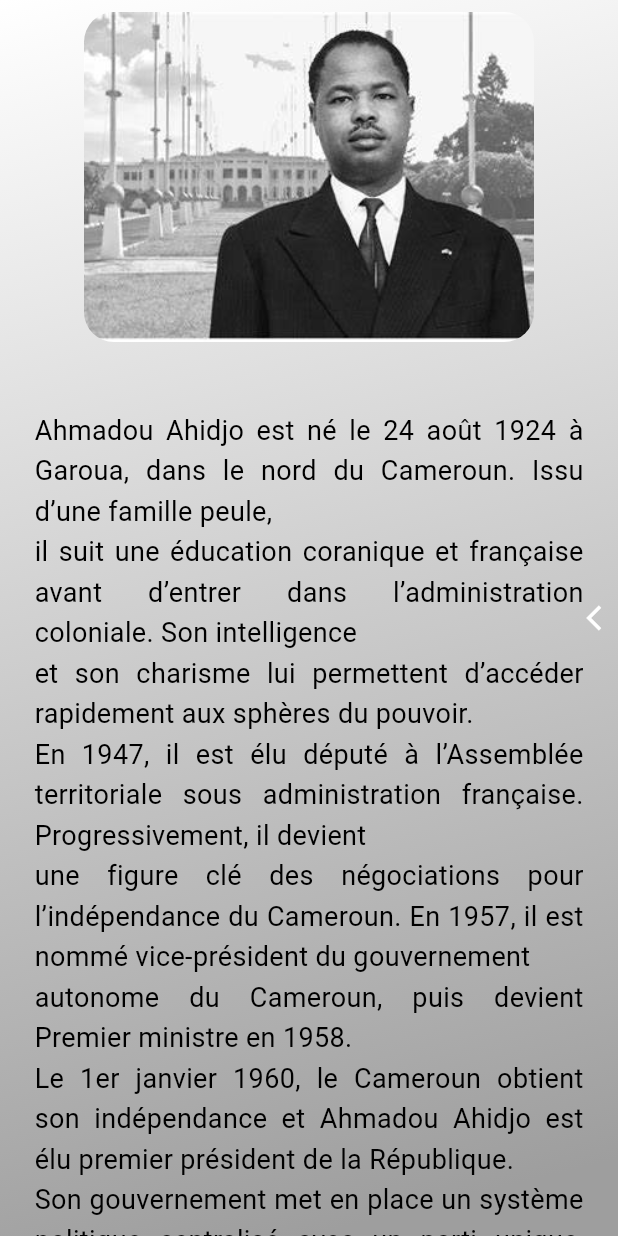
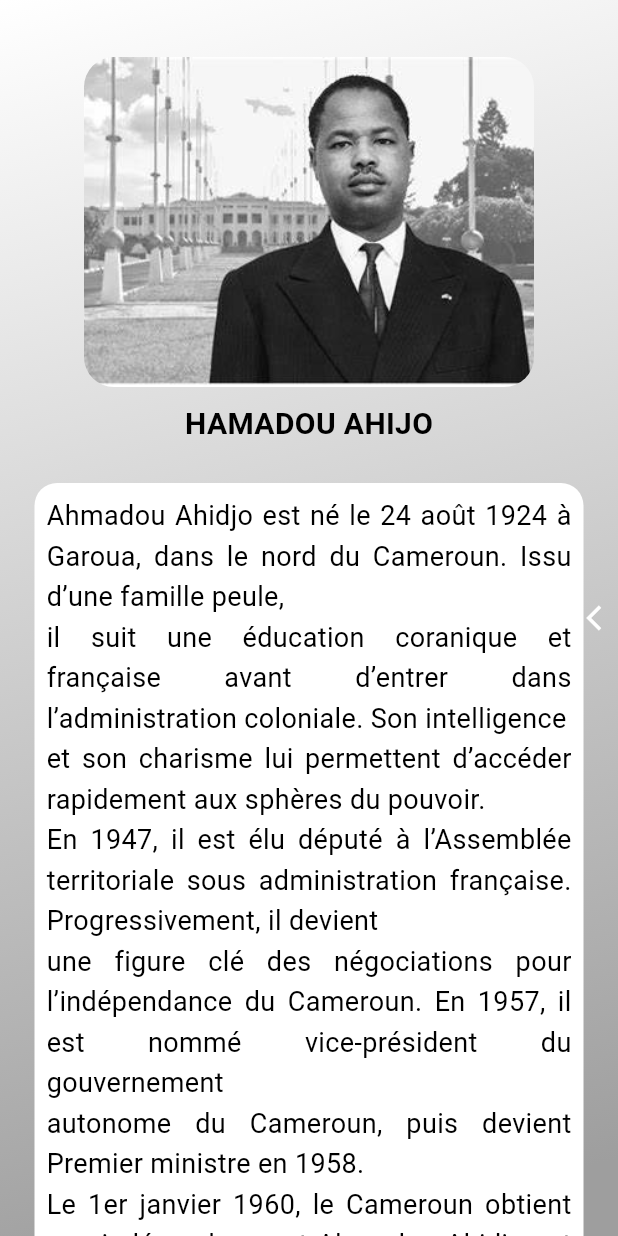
Before and after one commit to Idriss-rayan/familyquiz, a Flutter app: the Doc screen opened directly, swiped to page 3, on a phone screen of 412 x 824 dp. Run offline on Flutter 3.47's test engine with Material 3 defaults, Android fonts, the phone set to English and light mode, and no system bars; drawn by our look-alikes of liquid_swipe; our stand-ins replace flutter_svg, get, websafe_svg.

Commit message:
container on history

```diff
--- a/lib/documentation/doc.dart
+++ b/lib/documentation/doc.dart
@@ -23,30 +23,31 @@ class Doc extends StatelessWidget {
   List<Widget> _buildPages() => [
         _buildImagePage("assets/icons/test1.png", Color(0xFFF2AF04)),
         _buildImagePage("assets/icons/test2.png", Color(0xFF04F177)),
-        _buildTextPage("assets/icons/Ahijo.png", Name.Ahmadou,
+        _buildTextPage("assets/icons/Ahijo.png", Name.Ahmadou, "HAMADOU AHIJO",
             [Colors.white, Colors.grey]),
-        _buildTextPage(
-            "assets/icons/biya.png", Name.Biya, [Colors.white, Colors.blue]),
-        _buildTextPage("assets/icons/ernest.png", Name.ernest,
+        _buildTextPage("assets/icons/biya.png", Name.Biya, "PAUL BIYA",
+            [Colors.white, Colors.blue]),
+        _buildTextPage("assets/icons/ernest.png", Name.ernest, "ERNEST OUNDIE",
             [Color(0xFFD29301), Color(0xFF685201)]),
-        _buildTextPage("assets/icons/milla.png", Name.milla, [
+        _buildTextPage("assets/icons/milla.png", Name.milla, "ROGER MILLA", [
           Color.fromARGB(255, 210, 248, 219),
           Color.fromARGB(255, 36, 183, 3),
           Colors.green
         ]),
-        _buildTextPage("assets/icons/foka.png", Name.foka, [
+        _buildTextPage("assets/icons/foka.png", Name.foka, "ALAIN FOKA", [
           Color.fromARGB(255, 243, 39, 103),
           Color.fromARGB(255, 255, 0, 0),
         ]),
-        _buildTextPage("assets/icons/beti.png", Name.beti, [
+        _buildTextPage("assets/icons/beti.png", Name.beti, "MONGO BETI", [
           Color.fromARGB(255, 241, 185, 4),
           Colors.white,
         ]),
-        _buildTextPage("assets/icons/moumie.png", Name.moumie, [
+        _buildTextPage(
+            "assets/icons/moumie.png", Name.moumie, "FELIX ROLAND MOUMIE", [
           Color.fromARGB(255, 52, 52, 51),
           Colors.white,
         ]),
-        _buildTextPage("assets/icons/um.png", Name.um, [
+        _buildTextPage("assets/icons/um.png", Name.um, "ROBEN UN NYOBE", [
           Color.fromARGB(255, 18, 92, 2),
           const Color.fromARGB(255, 154, 4, 4),
           const Color.fromARGB(255, 229, 244, 12),
@@ -64,7 +65,7 @@ class Doc extends StatelessWidget {
   }
 
   Widget _buildTextPage(
-      String imagePath, String text, List<Color> gradientColors) {
+      String imagePath, String text, String name, List<Color> gradientColors) {
     return Container(
       width: double.infinity,
       height: double.infinity,
@@ -80,15 +81,31 @@ class Doc extends StatelessWidget {
         child: Column(
           mainAxisAlignment: MainAxisAlignment.center,
           children: [
+            SizedBox(height: 30),
             _buildImageContainer(imagePath),
-            SizedBox(height: 30),
+            SizedBox(height: 10),
+            Text(
+              name,
+              style: TextStyle(
+                  fontSize: 20,
+                  fontWeight: FontWeight.bold,
+                  color: Colors.black),
+            ),
+            SizedBox(height: 10),
             Padding(
               padding: const EdgeInsets.all(15.0),
-              child: Text(
-                text,
-                style:
-                    TextStyle(fontSize: 18, color: Colors.black, height: 1.5),
-                textAlign: TextAlign.justify,
+              child: Container(
+                padding: EdgeInsets.all(8.0),
+                decoration: BoxDecoration(
+                  color: Colors.white,
+                  borderRadius: BorderRadius.circular(15),
+                ),
+                child: Text(
+                  text,
+                  style:
+                      TextStyle(fontSize: 18, color: Colors.black, height: 1.5),
+                  textAlign: TextAlign.justify,
+                ),
               ),
             ),
           ],
--- a/lib/main.dart
+++ b/lib/main.dart
@@ -18,7 +18,7 @@ class MyApp extends StatelessWidget {
       title: 'African Quiz',
       debugShowCheckedModeBanner: false,
       theme: ThemeData.dark(),
-      home: WelcomeScreen(),
+      home: Doc(),
     );
   }
 }
```
